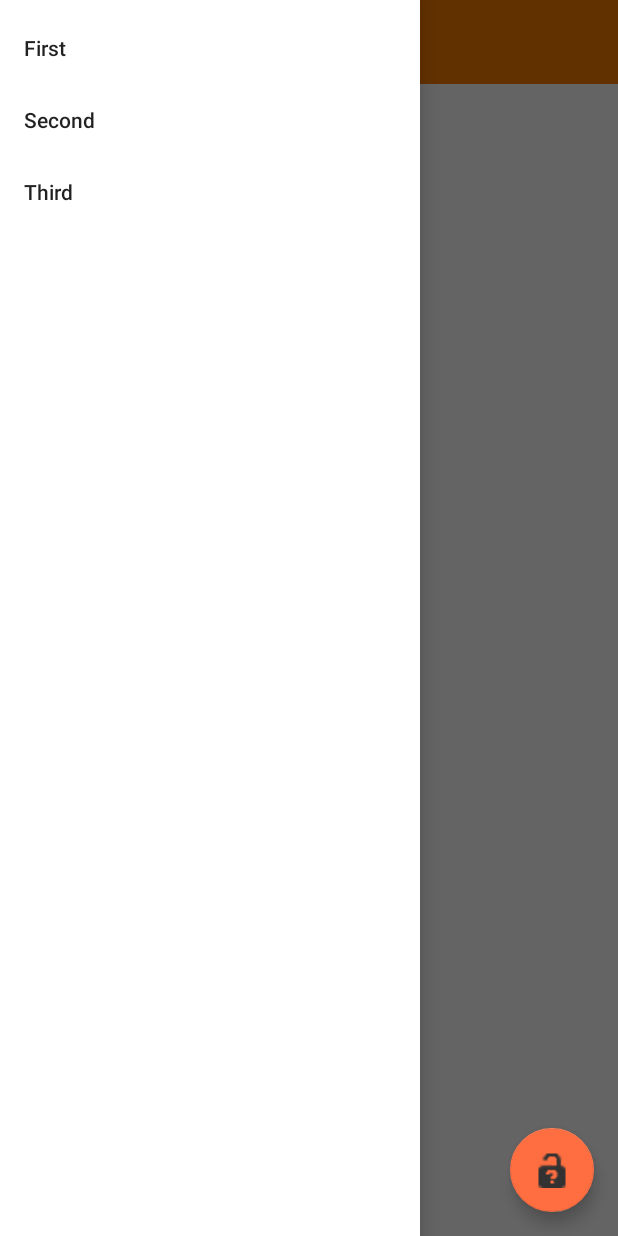
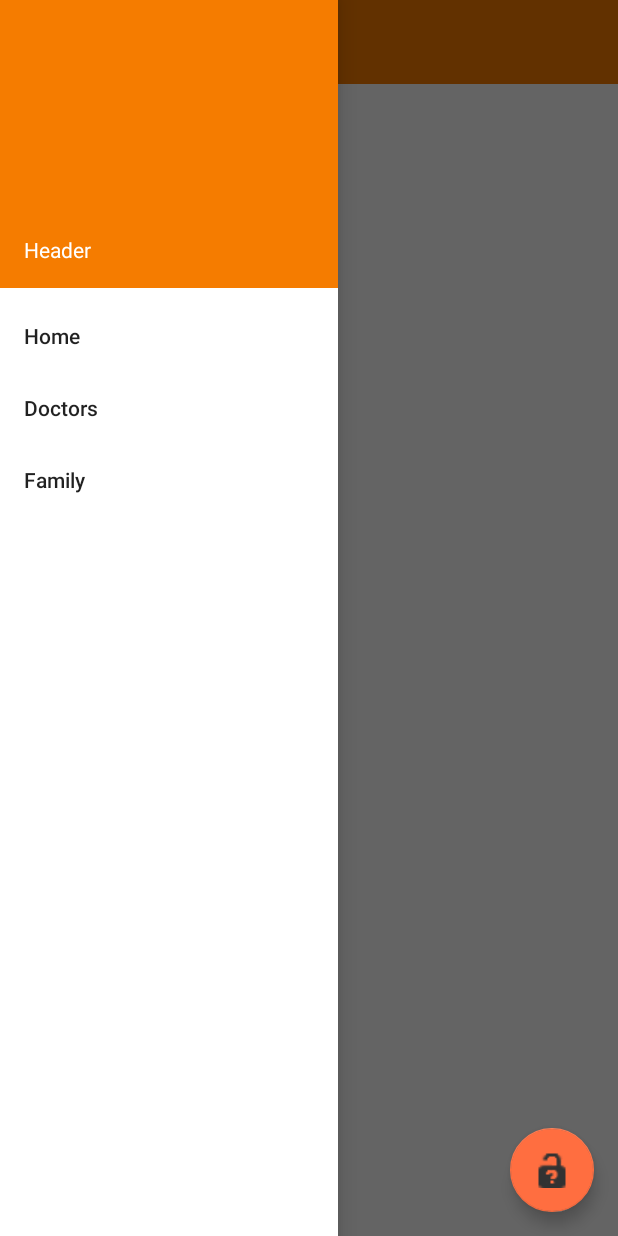
Before and after one commit to zkpye9/Remed, an Android app: the HomePageActivity screen opened directly, with no data from a screen before it, with the side drawer open, on a phone screen of 412 x 824 dp. Run offline under Robolectric (Android 15) with nearby library versions, the phone set to English and light mode, and no system bars; libraries missing offline, so code that uses them is left out: com.parse.

Commit message:
Test of hard coded dpi for drawer on other phones

```diff
--- a/app/src/main/java/com/example/zkp/remed/HomePageActivity.java
+++ b/app/src/main/java/com/example/zkp/remed/HomePageActivity.java
@@ -8,6 +8,8 @@ import android.support.v4.app.Fragment;
 import android.support.v4.app.FragmentManager;
 import android.support.v4.view.GravityCompat;
 import android.support.v4.widget.DrawerLayout;
+import android.support.v7.app.ActionBar;
+import android.support.v7.app.ActionBarDrawerToggle;
 import android.support.v7.app.AppCompatActivity;
 import android.support.v7.widget.Toolbar;
 import android.view.MenuItem;
@@ -20,6 +22,7 @@ public class HomePageActivity extends AppCompatActivity {
     private DrawerLayout mDrawer;
     private Toolbar toolbar;
     private NavigationView nvDrawer;
+    private ActionBarDrawerToggle drawerToggle;
 
     @Override
     protected void onCreate(Bundle savedInstanceState) {
@@ -30,6 +33,13 @@ public class HomePageActivity extends AppCompatActivity {
         setSupportActionBar(toolbar);
 
         mDrawer = (DrawerLayout) findViewById(R.id.drawer_layout);
+
+        ActionBar actionBar = getSupportActionBar();
+
+            actionBar.setDisplayHomeAsUpEnabled(true);
+            actionBar.setHomeButtonEnabled(true);
+            actionBar.setHomeAsUpIndicator(R.drawable.ic_drawer);
+            actionBar.setDisplayShowTitleEnabled(true);
 
         nvDrawer = (NavigationView) findViewById(R.id.nvView);
         // Setup drawer view
--- a/app/src/main/res/layout/content_home_page.xml
+++ b/app/src/main/res/layout/content_home_page.xml
@@ -6,8 +6,6 @@
     android:fitsSystemWindows="true"
     android:layout_width="match_parent"
     android:layout_height="match_parent">
-
-
 
     <RelativeLayout xmlns:android="http://schemas.android.com/apk/res/android"
         xmlns:app="http://schemas.android.com/apk/res-auto"
@@ -31,11 +29,12 @@
 
     <android.support.design.widget.NavigationView
         android:id="@+id/nvView"
-        android:layout_width="wrap_content"
+        android:layout_width="225dp"
         android:layout_height="match_parent"
         android:fitsSystemWindows="true"
         android:layout_gravity="left|start"
         android:background="@android:color/white"
+        app:headerLayout="@layout/nav_header"
         app:menu="@menu/drawer_view" />
 
 </android.support.v4.widget.DrawerLayout>
--- /dev/null
+++ b/app/src/main/res/layout/nav_header.xml
@@ -0,0 +1,17 @@
+<LinearLayout xmlns:android="http://schemas.android.com/apk/res/android"
+    android:layout_width="match_parent"
+    android:layout_height="192dp"
+    android:background="?attr/colorPrimaryDark"
+    android:padding="16dp"
+    android:theme="@style/ThemeOverlay.AppCompat.Dark"
+    android:orientation="vertical"
+    android:gravity="bottom">
+
+    <TextView
+        android:layout_width="match_parent"
+        android:layout_height="wrap_content"
+        android:text="Header"
+        android:textColor="@android:color/white"
+        android:textAppearance="@style/TextAppearance.AppCompat.Body1"/>
+
+</LinearLayout>
--- a/app/src/main/res/menu/drawer_view.xml
+++ b/app/src/main/res/menu/drawer_view.xml
@@ -3,15 +3,15 @@
     <group android:checkableBehavior="single">
         <item
             android:id="@+id/nav_first_fragment"
-            android:text="one"
-            android:title="First" />
+            android:text="You"
+            android:title="Home" />
         <item
             android:id="@+id/nav_second_fragment"
-            android:text="two"
-            android:title="Second" />
+            android:text="Doctors"
+            android:title="Doctors" />
         <item
             android:id="@+id/nav_third_fragment"
-            android:text="three"
-            android:title="Third" />
+            android:text="Family"
+            android:title="Family" />
     </group>
 </menu>
```
Also changed, not shown: app/src/main/res/drawable-v21/ic_drawer.png (added).
